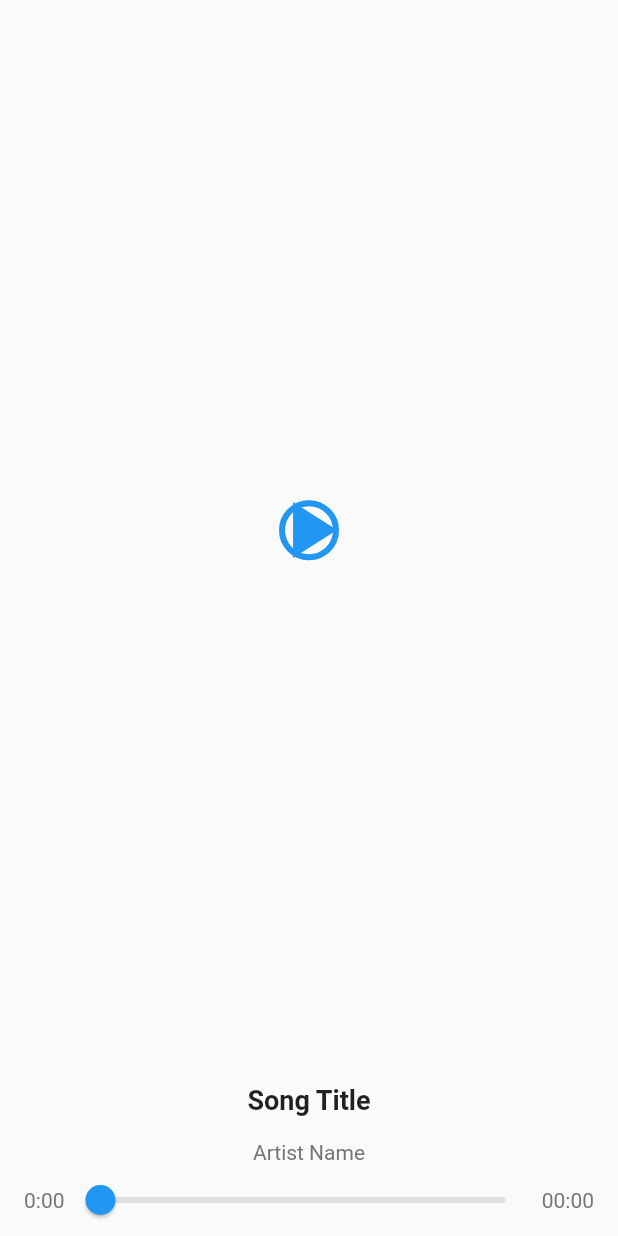
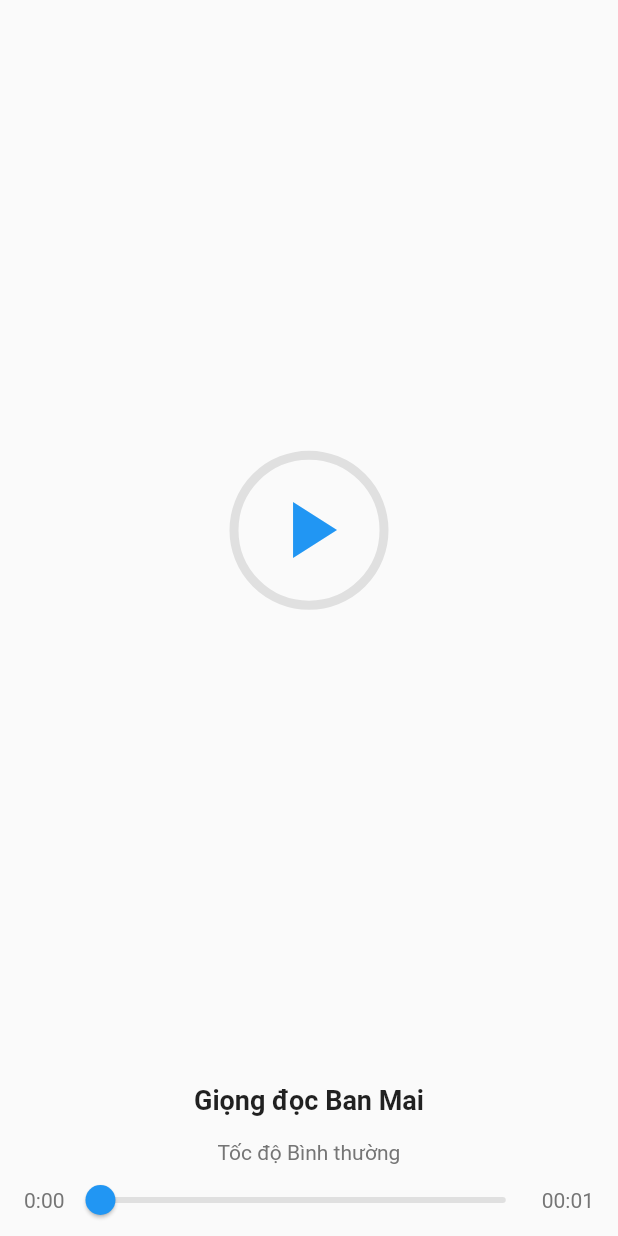
Before and after one commit to TruongAnim/giong_review_phim, a Flutter app: the AudioPlayerWidget widget shown alone on an empty page, opened directly with empty values, on a phone screen of 412 x 824 dp. Run offline on Flutter 3.47's test engine with Material 2 defaults, Android fonts, the light colour scheme and no system bars; our stand-ins replace audioplayers, dropdown_button2, get, google_fonts, rive; missing offline and left inert: android_path_provider, dart:ffi.

Commit message:
update audio player

```diff
--- a/lib/common_widgets/audio_player.dart
+++ b/lib/common_widgets/audio_player.dart
@@ -1,11 +1,13 @@
 import 'package:flutter/material.dart';
 import 'package:audioplayers/audioplayers.dart';
+import 'package:giongreviewphim/constants.dart';
+import 'package:giongreviewphim/models/convert_job.dart';
 import 'package:giongreviewphim/utils.dart';
 
 class AudioPlayerWidget extends StatefulWidget {
-  final String url;
+  final ConvertJob job;
 
-  const AudioPlayerWidget({Key? key, required this.url}) : super(key: key);
+  const AudioPlayerWidget({Key? key, required this.job}) : super(key: key);
 
   @override
   _AudioPlayerWidgetState createState() => _AudioPlayerWidgetState();
@@ -13,7 +15,7 @@ class AudioPlayerWidget extends StatefulWidget {
 
 class _AudioPlayerWidgetState extends State<AudioPlayerWidget> {
   late AudioPlayer _audioPlayer;
-  Duration _duration = const Duration();
+  Duration _duration = const Duration(seconds: 1);
   Duration _position = const Duration();
   bool _isPlaying = false;
 
@@ -21,7 +23,7 @@ class _AudioPlayerWidgetState extends State<AudioPlayerWidget> {
   void initState() {
     super.initState();
     _audioPlayer = AudioPlayer();
-    _audioPlayer.setSource(UrlSource(widget.url));
+    _audioPlayer.setSource(UrlSource(widget.job.url));
     _audioPlayer.onDurationChanged.listen((Duration duration) {
       setState(() {
         _duration = duration;
@@ -48,7 +50,7 @@ class _AudioPlayerWidgetState extends State<AudioPlayerWidget> {
   }
 
   void _play() async {
-    await _audioPlayer.play(UrlSource(widget.url));
+    await _audioPlayer.play(UrlSource(widget.job.url));
   }
 
   void _pause() async {
@@ -68,10 +70,17 @@ class _AudioPlayerWidgetState extends State<AudioPlayerWidget> {
             child: Stack(
               alignment: Alignment.center,
               children: [
-                CircularProgressIndicator(
-                  value: _position.inSeconds / _duration.inSeconds,
-                  backgroundColor: Colors.grey[300],
-                  valueColor: AlwaysStoppedAnimation<Color>(Colors.blue),
+                SizedBox(
+                  width: 100, // set the width of the SizedBox
+                  height: 100,
+                  child: CircularProgressIndicator(
+                    value: _position.inSeconds / _duration.inSeconds,
+                    backgroundColor: Colors.grey[300],
+                    strokeWidth: 6, // adjust the thickness of the ring
+
+                    valueColor:
+                        const AlwaysStoppedAnimation<Color>(Colors.blue),
+                  ),
                 ),
                 IconButton(
                   iconSize: 64,
@@ -94,7 +103,7 @@ class _AudioPlayerWidgetState extends State<AudioPlayerWidget> {
         Padding(
           padding: EdgeInsets.symmetric(vertical: 16),
           child: Text(
-            "Song Title",
+            'Giọng đọc ${Constants.voice[widget.job.voice].text}',
             style: TextStyle(
               fontWeight: FontWeight.bold,
               fontSize: 18,
@@ -102,7 +111,7 @@ class _AudioPlayerWidgetState extends State<AudioPlayerWidget> {
           ),
         ),
         Text(
-          "Artist Name",
+          'Tốc độ ${Constants.speed[widget.job.speed].text}',
           style: TextStyle(
             color: Colors.grey[600],
           ),
@@ -111,7 +120,7 @@ class _AudioPlayerWidgetState extends State<AudioPlayerWidget> {
           mainAxisAlignment: MainAxisAlignment.spaceBetween,
           children: [
             Padding(
-              padding: EdgeInsets.only(left: 16),
+              padding: const EdgeInsets.only(left: 16),
               child: Text(
                 "0:00",
                 style: TextStyle(
@@ -132,7 +141,7 @@ class _AudioPlayerWidgetState extends State<AudioPlayerWidget> {
               ),
             ),
             Padding(
-              padding: EdgeInsets.only(right: 16),
+              padding: const EdgeInsets.only(right: 16),
               child: Text(
                 Utils.durationToString(_duration),
                 style: TextStyle(
@@ -144,33 +153,5 @@ class _AudioPlayerWidgetState extends State<AudioPlayerWidget> {
         ),
       ],
     );
-
-    Column(
-      crossAxisAlignment: CrossAxisAlignment.center,
-      children: [
-        Text('${_position.inSeconds} / ${_duration.inSeconds} seconds'),
-        Slider(
-          value: _position.inSeconds.toDouble(),
-          min: 0,
-          max: _duration.inSeconds.toDouble(),
-          onChanged: (double value) {
-            _seekTo(Duration(seconds: value.toInt()));
-          },
-        ),
-        Row(
-          mainAxisAlignment: MainAxisAlignment.center,
-          children: [
-            IconButton(
-              icon: const Icon(Icons.play_arrow),
-              onPressed: _isPlaying ? null : _play,
-            ),
-            IconButton(
-              icon: const Icon(Icons.pause),
-              onPressed: _isPlaying ? _pause : null,
-            ),
-          ],
-        ),
-      ],
-    );
   }
 }
--- a/lib/constants.dart
+++ b/lib/constants.dart
@@ -9,10 +9,10 @@ class Constants {
     Option(text: 'Gia Huy', value: 'giahuy'),
   ];
   static List<Option> speed = [
+    Option(text: 'Bình thường', value: '0'),
     Option(text: 'Rất chậm', value: '-3'),
     Option(text: 'Chậm', value: '-2'),
     Option(text: 'Hơi chậm', value: '-1'),
-    Option(text: 'Bình thường', value: '0'),
     Option(text: 'Hơi nhanh', value: '1'),
     Option(text: 'Nhanh', value: '2'),
     Option(text: 'Rất nhanh', value: '3'),
--- a/lib/controllers/result_controller.dart
+++ b/lib/controllers/result_controller.dart
@@ -7,7 +7,5 @@ class ResultController extends GetxController {
     _job = job;
   }
 
-  String get url => _job.url;
-  String get speed => _job.speed;
-  String get voice => _job.voice;
+  ConvertJob get job => _job;
 }
--- a/lib/models/convert_job.dart
+++ b/lib/models/convert_job.dart
@@ -1,7 +1,7 @@
 class ConvertJob {
   final String url;
-  final String voice;
-  final String speed;
+  final int voice;
+  final int speed;
 
   ConvertJob({required this.url, required this.voice, required this.speed});
 }
--- a/lib/views/content_screen.dart
+++ b/lib/views/content_screen.dart
@@ -116,11 +116,6 @@ class _ContentScreenState extends State<ContentScreen> {
                               const Duration(milliseconds: 800));
                           bool isOke = await _contentController
                               .processing(_editingController.text);
-                          if (isOke) {
-                            setState(() {
-                              isSignInDialogShown = true;
-                            });
-                          }
                           // We made it but
                           // also need to set it false once the dialog close
                         }),
```
Also changed, not shown: lib/controllers/content_controller.dart (+13 -8 lines), lib/views/result_screen.dart (+4 -4 lines).
